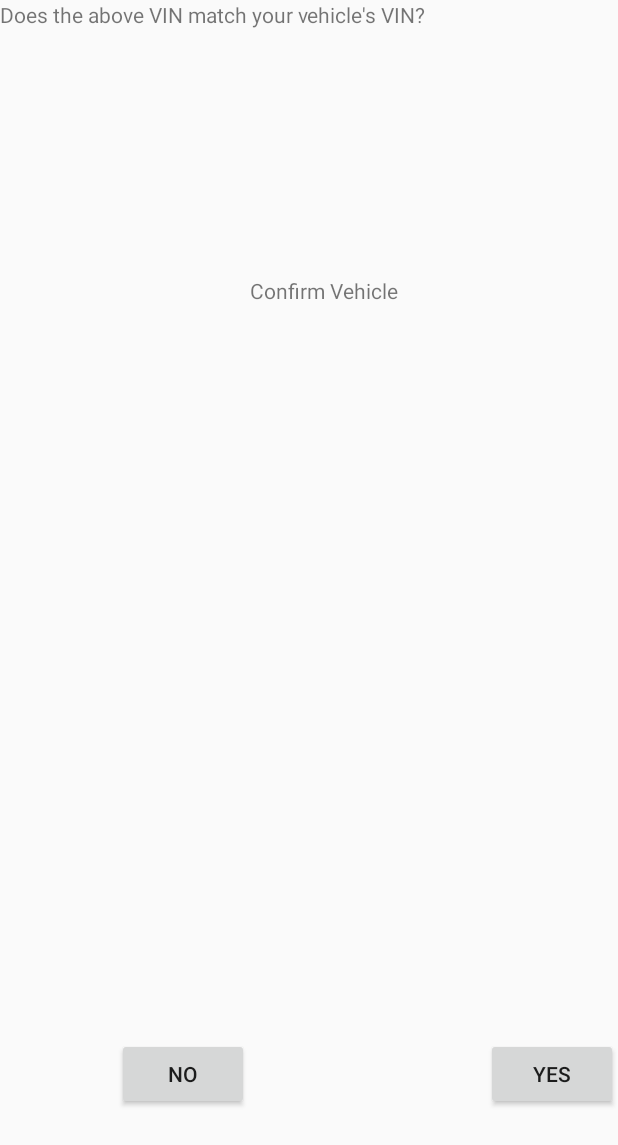
After one commit to ntrambitas12/AndroidCarControlApp, an Android app: the layout bluetooth_confirm_car_selection.xml on its own in the app's theme, with its tools: preview values and no code run, on a phone screen of 412 x 824 dp. The commit adds this screen. Shown: the top 1145 px of the screen. Run offline under Robolectric (Android 15) with nearby library versions, the phone set to English and light mode, and no system bars.

Commit message:
added bluetooth connecting/authenticating/pairing screens and flows, verified it all works. TODO: clean up UI

```diff
--- a/app/build.gradle.kts
+++ b/app/build.gradle.kts
@@ -50,5 +50,5 @@ dependencies {
     val okHTTPVersion = "4.9.1"
     implementation("com.squareup.okhttp3:okhttp:$okHTTPVersion" )
     implementation("com.github.weliem:blessed-android:2.4.2")
-
+    implementation("pl.droidsonroids.gif:android-gif-drawable:1.2.22")
 }
--- a/app/src/main/java/com/example/carapp/VehicleConnections/IBluetooth.java
+++ b/app/src/main/java/com/example/carapp/VehicleConnections/IBluetooth.java
@@ -10,4 +10,5 @@ public interface IBluetooth extends IConnection {
       void connectToTargetDevice(String MACAddress);
       boolean isBTEnabled();
       boolean isConnected();
+      void requestBond();
 }
--- a/app/src/main/java/com/example/carapp/ViewModels/BluetoothViewModel.java
+++ b/app/src/main/java/com/example/carapp/ViewModels/BluetoothViewModel.java
@@ -18,7 +18,6 @@ public class BluetoothViewModel extends ViewModel {
     public final MutableLiveData<Boolean> bluetoothConnected = new MutableLiveData<>();
     private BluetoothDeviceAdapter deviceAdapter;
     private Set<BluetoothDevice> discoveredDevices = new HashSet<>();
-
 
     // Add a new discovered device to the list
     public void addDiscoveredDevice(BluetoothDevice device) {
--- /dev/null
+++ b/app/src/main/res/layout/bluetooth_confirm_car_selection.xml
@@ -0,0 +1,57 @@
+<?xml version="1.0" encoding="utf-8"?>
+<androidx.constraintlayout.widget.ConstraintLayout xmlns:android="http://schemas.android.com/apk/res/android"
+    xmlns:app="http://schemas.android.com/apk/res-auto"
+    xmlns:tools="http://schemas.android.com/tools"
+    android:id="@+id/frameLayout"
+    android:layout_width="match_parent"
+    android:layout_height="match_parent"
+    tools:context=".Fragments.ConfirmCarSelection" >
+
+    <TextView
+        android:id="@+id/textView5"
+        android:layout_width="wrap_content"
+        android:layout_height="wrap_content"
+        android:layout_marginTop="184dp"
+        android:text="Confirm Vehicle"
+        app:layout_constraintEnd_toEndOf="parent"
+        app:layout_constraintHorizontal_bias="0.532"
+        app:layout_constraintStart_toStartOf="parent"
+        app:layout_constraintTop_toTopOf="parent" />
+
+    <TextView
+        android:id="@+id/VIN_display"
+        android:layout_width="0dp"
+        android:layout_height="15dp"
+        app:layout_constraintBottom_toTopOf="@+id/textView7"
+        app:layout_constraintEnd_toEndOf="parent"
+        app:layout_constraintStart_toStartOf="parent"
+        app:layout_constraintTop_toBottomOf="@+id/textView5" />
+
+    <TextView
+        android:id="@+id/textView7"
+        android:layout_width="wrap_content"
+        android:layout_height="wrap_content"
+        android:text="Does the above VIN match your vehicle's VIN?"
+        tools:layout_editor_absoluteX="63dp"
+        tools:layout_editor_absoluteY="424dp" />
+
+    <Button
+        android:id="@+id/confirm_BT_yes"
+        android:layout_width="wrap_content"
+        android:layout_height="wrap_content"
+        android:layout_marginBottom="84dp"
+        android:text="Yes"
+        app:layout_constraintBottom_toBottomOf="parent"
+        app:layout_constraintEnd_toEndOf="parent" />
+
+    <Button
+        android:id="@+id/confirm_BT_no"
+        android:layout_width="wrap_content"
+        android:layout_height="wrap_content"
+        android:layout_marginEnd="80dp"
+        android:layout_marginBottom="84dp"
+        android:text="No"
+        app:layout_constraintBottom_toBottomOf="parent"
+        app:layout_constraintEnd_toStartOf="@+id/confirm_BT_yes"
+        app:layout_constraintStart_toStartOf="parent" />
+</androidx.constraintlayout.widget.ConstraintLayout>
```
Also changed, not shown: app/src/main/java/com/example/carapp/Fragments/CarSearch.java (+14 -3 lines), app/src/main/java/com/example/carapp/Fragments/ConfirmCarSelection.java (added, +109 -0 lines), app/src/main/java/com/example/carapp/VehicleConnections/BluetoothConnection.java (+37 -25 lines), app/src/main/java/com/example/carapp/VehicleConnections/ConnectionManager.java (+26 -6 lines), app/src/main/java/com/example/carapp/VehicleConnections/WebConnection.java (+4 -4 lines), app/src/main/java/com/example/carapp/ViewModels/carStateViewModel.java (+47 -0 lines), app/src/main/res/layout/bluetooth_communicating.xml (added, +44 -0 lines), app/src/main/res/layout/bluetooth_unable_to_connect.xml (added, +38 -0 lines), app/src/main/res/layout/fragment_confirm_btdevice.xml (added, +17 -0 lines), app/src/main/res/navigation/navigationgraph.xml (+14 -2 lines), 1 other file.
